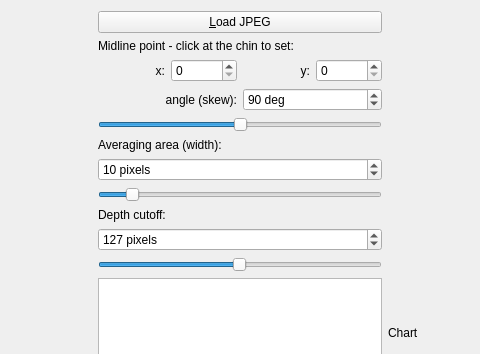
The window that src/fidmaa/form.ui (fidmaa/fidmaa-gui) describes before a commit, drawn with Qt 5; both pictures show x 399 to 879 and y 0 to 354 of the 1053 by 666 pixel window.
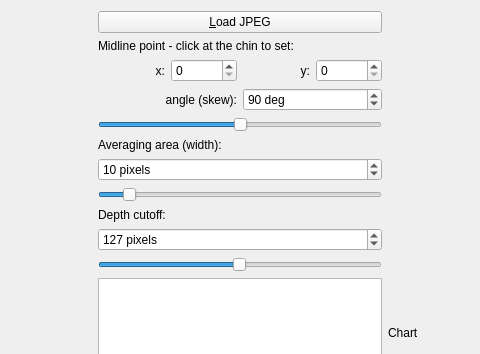
The same window after the commit. Custom widgets are drawn as their Qt base class.

Commit message: Fix divide by zero error

Patch:
```diff
--- a/src/fidmaa/form.ui
+++ b/src/fidmaa/form.ui
@@ -157,7 +157,7 @@
        <item>
         <widget class="QSlider" name="angleSlider_2">
          <property name="minimum">
-          <number>0</number>
+          <number>1</number>
          </property>
          <property name="maximum">
           <number>100</number>
```
Left out of the diff: 3 changed lines with no effect on the pictures.
